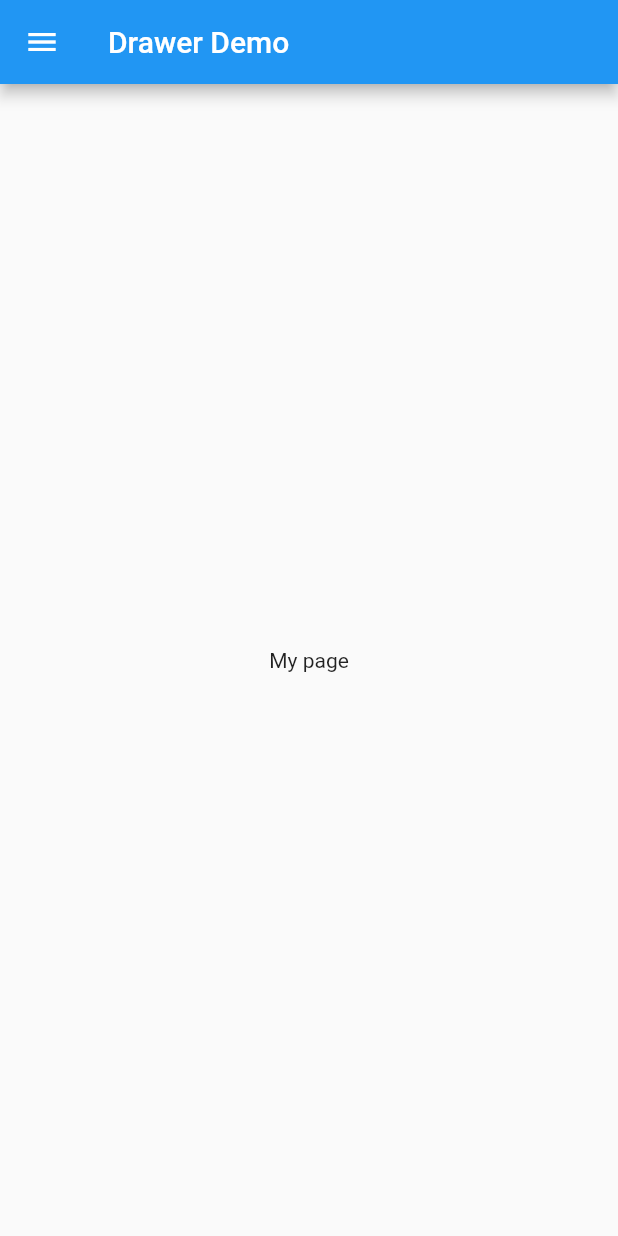
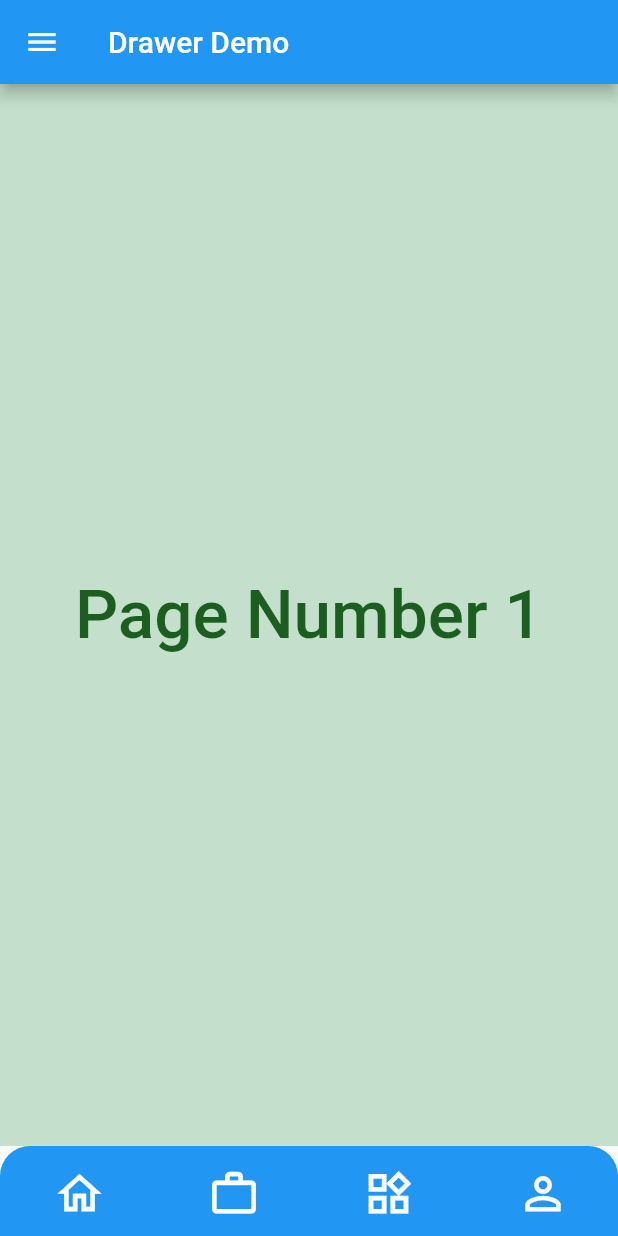
Before and after one commit to ssoumaille/flutter_example, a Flutter app: the screen it shows after launch, on a phone screen of 412 x 824 dp. Run offline on Flutter 3.47's test engine with Material 2 defaults, Android fonts, the phone set to English and light mode, and no system bars.

Commit message:
Drawer + Bottom Bar

```diff
--- a/lib/main.dart
+++ b/lib/main.dart
@@ -11,32 +11,37 @@ class MyApp extends StatelessWidget {
 
   // This widget is the root of your application.
   @override
-  Widget build(BuildContext context) {
-    return const MaterialApp(
+  Widget build(BuildContext context) => const MaterialApp(
         title: appTitle,
         home: MyHomePage(title: appTitle),
       );
 }
-}
 
-class MyHomePage extends StatelessWidget {
+class MyHomePage extends StatefulWidget {
   const MyHomePage({super.key, required this.title});
 
   final String title;
 
   @override
-  Widget build(BuildContext context) {
-    return Scaffold(
-      appBar: AppBar(title: Text(title)),
-      body: const Center(
-        child: Text('My page'),
-      ),
+  _HomePageState createState() => _HomePageState();
+}
+
+class _HomePageState extends State<MyHomePage> {
+  int pageIndex = 0;
+
+  final pages = [
+    const Page1(),
+    const Page2(),
+    const Page3(),
+    const Page4(),
+  ];
+
+  @override
+  Widget build(BuildContext context) => Scaffold(
+        appBar: AppBar(title: Text(MyApp.appTitle)),
+        body: pages[pageIndex],
         drawer: Drawer(
-        // Add a ListView to the drawer. This ensures the user can scroll
-        // through the options in the drawer if there isn't enough vertical
-        // space to fit everything.
           child: ListView(
-          // Important: Remove any padding from the ListView.
             padding: EdgeInsets.zero,
             children: [
               const DrawerHeader(
@@ -50,7 +55,7 @@ class MyHomePage extends StatelessWidget {
                 onTap: () {
                   // Update the state of the app.
                   // ...
-                Navigator.pop(context);
+                  Navigator.canPop(context);
                 },
               ),
               ListTile(
@@ -63,6 +68,148 @@ class MyHomePage extends StatelessWidget {
             ],
           ),
         ),
+        bottomNavigationBar: Container(
+          height: 60,
+          decoration: BoxDecoration(
+            color: Theme.of(context).primaryColor,
+            borderRadius: const BorderRadius.only(
+              topLeft: Radius.circular(20),
+              topRight: Radius.circular(20),
+            ),
+          ),
+          child: Row(
+            mainAxisAlignment: MainAxisAlignment.spaceAround,
+            children: [
+              IconButton(
+                enableFeedback: false,
+                onPressed: () {
+                  setState(() {
+                    pageIndex = 0;
+                  });
+                },
+                icon: const Icon(
+                  Icons.home_outlined,
+                  color: Colors.white,
+                  size: 35,
+                ),
+              ),
+              IconButton(
+                enableFeedback: false,
+                onPressed: () {
+                  setState(() {
+                    pageIndex = 1;
+                  });
+                },
+                icon: const Icon(
+                  Icons.work_outline_outlined,
+                  color: Colors.white,
+                  size: 35,
+                ),
+              ),
+              IconButton(
+                enableFeedback: false,
+                onPressed: () {
+                  setState(() {
+                    pageIndex = 2;
+                  });
+                },
+                icon: const Icon(
+                  Icons.widgets_outlined,
+                  color: Colors.white,
+                  size: 35,
+                ),
+              ),
+              IconButton(
+                enableFeedback: false,
+                onPressed: () {
+                  setState(() {
+                    pageIndex = 3;
+                  });
+                },
+                icon: const Icon(
+                  Icons.person_outline,
+                  color: Colors.white,
+                  size: 35,
+                ),
+              ),
+            ],
+          ),
+        ),
       );
 }
+
+class Page1 extends StatelessWidget {
+  const Page1({Key? key}) : super(key: key);
+
+  @override
+  Widget build(BuildContext context) => Container(
+        color: const Color(0xffC4DFCB),
+        child: Center(
+          child: Text(
+            "Page Number 1",
+            style: TextStyle(
+              color: Colors.green[900],
+              fontSize: 45,
+              fontWeight: FontWeight.w500,
+            ),
+          ),
+        ),
+      );
 }
+
+class Page2 extends StatelessWidget {
+  const Page2({Key? key}) : super(key: key);
+
+  @override
+  Widget build(BuildContext context) => Container(
+        color: const Color(0xffC4DFCB),
+        child: Center(
+          child: Text(
+            "Page Number 2",
+            style: TextStyle(
+              color: Colors.green[900],
+              fontSize: 45,
+              fontWeight: FontWeight.w500,
+            ),
+          ),
+        ),
+      );
+}
+
+class Page3 extends StatelessWidget {
+  const Page3({Key? key}) : super(key: key);
+
+  @override
+  Widget build(BuildContext context) => Container(
+        color: const Color(0xffC4DFCB),
+        child: Center(
+          child: Text(
+            "Page Number 3",
+            style: TextStyle(
+              color: Colors.green[900],
+              fontSize: 45,
+              fontWeight: FontWeight.w500,
+            ),
+          ),
+        ),
+      );
+}
+
+class Page4 extends StatelessWidget {
+  const Page4({Key? key}) : super(key: key);
+
+  @override
+  Widget build(BuildContext context) => Container(
+        color: const Color(0xffC4DFCB),
+        child: Center(
+          child: Text(
+            "Page Number 4",
+            style: TextStyle(
+              color: Colors.green[900],
+              fontSize: 45,
+              fontWeight: FontWeight.w500,
+            ),
+          ),
+        ),
+      );
+}
```
Lines whose indentation alone changed are shown as unchanged.
